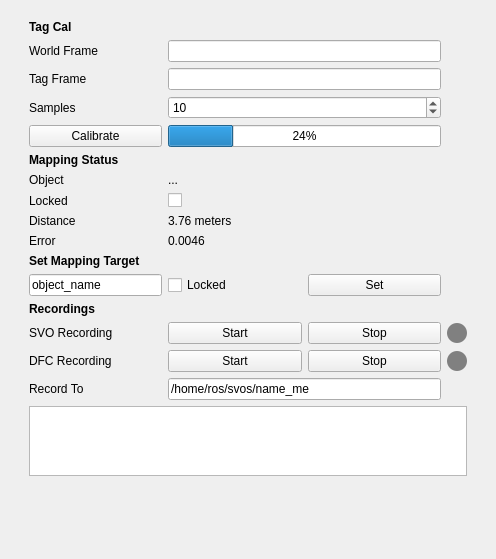
Old version of the form riptide_rviz/riptide_rviz/src/MappingPanel.ui in the repository osu-uwrt/mercury_gui.
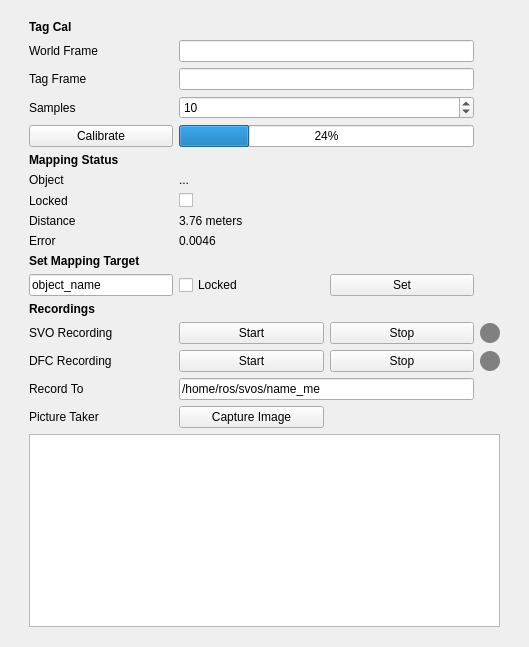
New version of the form.

Commit message: Added capture image, fixed param panel for arrays

What changed in the file:
```diff
--- a/riptide_rviz/riptide_rviz/src/MappingPanel.ui
+++ b/riptide_rviz/riptide_rviz/src/MappingPanel.ui
@@ -6,8 +6,8 @@
    <rect>
     <x>0</x>
     <y>0</y>
-    <width>496</width>
-    <height>559</height>
+    <width>529</width>
+    <height>647</height>
    </rect>
   </property>
   <property name="windowTitle">
@@ -35,31 +35,40 @@
          <property name="bottomMargin">
           <number>0</number>
          </property>
-         <item row="14" column="0">
-          <widget class="QLabel" name="label_12">
+         <item row="20" column="2">
+          <widget class="QPushButton" name="dfcRecordingStopButton">
+           <property name="sizePolicy">
+            <sizepolicy hsizetype="Expanding" vsizetype="Fixed">
+             <horstretch>0</horstretch>
+             <verstretch>0</verstretch>
+            </sizepolicy>
+           </property>
            <property name="text">
-            <string>Error</string>
+            <string>Stop</string>
            </property>
           </widget>
          </item>
-         <item row="5" column="0">
-          <widget class="QLabel" name="label_3">
+         <item row="18" column="0">
+          <widget class="QLabel" name="label_8">
+           <property name="styleSheet">
+            <string notr="true">font-weight: bold</string>
+           </property>
            <property name="text">
-            <string>Samples</string>
+            <string>Recordings</string>
            </property>
           </widget>
          </item>
-         <item row="20" column="1" colspan="2">
-          <widget class="QLineEdit" name="recordDst">
+         <item row="19" column="0">
+          <widget class="QLabel" name="label_4">
            <property name="text">
-            <string>/home/ros/svos/name_me</string>
+            <string>SVO Recording</string>
            </property>
           </widget>
          </item>
-         <item row="11" column="0">
-          <widget class="QLabel" name="label_16">
+         <item row="21" column="0">
+          <widget class="QLabel" name="label_6">
            <property name="text">
-            <string>Locked</string>
+            <string>Record To</string>
            </property>
           </widget>
          </item>
@@ -70,13 +79,44 @@
            </property>
           </widget>
          </item>
-         <item row="17" column="0">
-          <widget class="QLabel" name="label_8">
-           <property name="styleSheet">
-            <string notr="true">font-weight: bold</string>
+         <item row="3" column="0">
+          <widget class="QLabel" name="label_2">
+           <property name="text">
+            <string>Tag Frame</string>
            </property>
+          </widget>
+         </item>
+         <item row="17" column="2">
+          <widget class="QPushButton" name="setMappingTargetButton">
+           <property name="sizePolicy">
+            <sizepolicy hsizetype="Minimum" vsizetype="Expanding">
+             <horstretch>0</horstretch>
+             <verstretch>0</verstretch>
+            </sizepolicy>
+           </property>
            <property name="text">
-            <string>Recordings</string>
+            <string>Set</string>
+           </property>
+          </widget>
+         </item>
+         <item row="14" column="1">
+          <widget class="QLabel" name="mappingTargetError">
+           <property name="text">
+            <string>0.0046</string>
+           </property>
+          </widget>
+         </item>
+         <item row="22" column="1">
+          <widget class="QPushButton" name="captureImageButton">
+           <property name="text">
+            <string>Capture Image</string>
+           </property>
+          </widget>
+         </item>
+         <item row="14" column="0">
+          <widget class="QLabel" name="label_12">
+           <property name="text">
+            <string>Error</string>
            </property>
           </widget>
          </item>
@@ -87,10 +127,74 @@
            </property>
           </widget>
          </item>
-         <item row="7" column="1" colspan="2">
-          <widget class="QProgressBar" name="calibProgress">
-           <property name="value">
-            <number>24</number>
+         <item row="20" column="0">
+          <widget class="QLabel" name="label_5">
+           <property name="text">
+            <string>DFC Recording</string>
+           </property>
+          </widget>
+         </item>
+         <item row="17" column="1">
+          <widget class="QCheckBox" name="desiredLocked">
+           <property name="text">
+            <string>Locked</string>
+           </property>
+           <property name="checkable">
+            <bool>true</bool>
+           </property>
+          </widget>
+         </item>
+         <item row="2" column="1" colspan="2">
+          <widget class="QLineEdit" name="worldFrame"/>
+         </item>
+         <item row="8" column="0">
+          <widget class="QLabel" name="label_9">
+           <property name="styleSheet">
+            <string notr="true">font-weight: bold</string>
+           </property>
+           <property name="text">
+            <string>Mapping Status</string>
+           </property>
+          </widget>
+         </item>
+         <item row="20" column="1">
+          <widget class="QPushButton" name="dfcRecordingStartButton">
+           <property name="text">
+            <string>Start</string>
+           </property>
+          </widget>
+         </item>
+         <item row="22" column="0">
+          <widget class="QLabel" name="label_14">
+           <property name="styleSheet">
+            <string notr="true">font-weight: bold</string>
+           </property>
+           <property name="text">
+            <string>&lt;html&gt;&lt;head/&gt;&lt;body&gt;&lt;p&gt;&lt;span style=&quot; font-weight:400;&quot;&gt;Picture Taker&lt;/span&gt;&lt;/p&gt;&lt;/body&gt;&lt;/html&gt;</string>
+           </property>
+          </widget>
+         </item>
+         <item row="21" column="1" colspan="2">
+          <widget class="QLineEdit" name="recordDst">
+           <property name="text">
+            <string>/home/ros/svos/name_me</string>
+           </property>
+          </widget>
+         </item>
+         <item row="3" column="1" colspan="2">
+          <widget class="QLineEdit" name="tagFrame"/>
+         </item>
+         <item row="17" column="0">
+          <widget class="QLineEdit" name="desiredTargetObject">
+           <property name="text">
+            <string>object_name</string>
+           </property>
+          </widget>
+         </item>
+         <item row="2" column="0">
+          <widget class="QLabel" name="label">
+           <property name="text">
+            <string>World Frame</string>
            </property>
           </widget>
          </item>
@@ -104,7 +208,14 @@
            </property>
           </widget>
          </item>
-         <item row="18" column="2">
+         <item row="7" column="0">
+          <widget class="QPushButton" name="calibButton">
+           <property name="text">
+            <string>Calibrate</string>
+           </property>
+          </widget>
+         </item>
+         <item row="19" column="2">
           <widget class="QPushButton" name="zedSvoStopButton">
            <property name="sizePolicy">
             <sizepolicy hsizetype="Expanding" vsizetype="Fixed">
@@ -117,58 +228,20 @@
            </property>
           </widget>
          </item>
-         <item row="3" column="1" colspan="2">
-          <widget class="QLineEdit" name="tagFrame"/>
-         </item>
-         <item row="2" column="0">
-          <widget class="QLabel" name="label">
-           <property name="text">
-            <string>World Frame</string>
-           </property>
-          </widget>
-         </item>
-         <item row="19" column="0">
-          <widget class="QLabel" name="label_5">
-           <property name="text">
-            <string>DFC Recording</string>
-           </property>
-          </widget>
-         </item>
-         <item row="3" column="0">
-          <widget class="QLabel" name="label_2">
-           <property name="text">
-            <string>Tag Frame</string>
-           </property>
-          </widget>
-         </item>
-         <item row="18" column="0">
-          <widget class="QLabel" name="label_4">
-           <property name="text">
-            <string>SVO Recording</string>
-           </property>
-          </widget>
-         </item>
-         <item row="12" column="1">
-          <widget class="QLabel" name="mappingTargetDist">
-           <property name="text">
-            <string>3.76 meters</string>
-           </property>
-          </widget>
-         </item>
          <item row="19" column="1">
-          <widget class="QPushButton" name="dfcRecordingStartButton">
-           <property name="text">
-            <string>Start</string>
-           </property>
-          </widget>
-         </item>
-         <item row="18" column="1">
           <widget class="QPushButton" name="zedSvoStartButton">
            <property name="text">
             <string>Start</string>
            </property>
           </widget>
          </item>
+         <item row="5" column="0">
+          <widget class="QLabel" name="label_3">
+           <property name="text">
+            <string>Samples</string>
+           </property>
+          </widget>
+         </item>
          <item row="10" column="1">
           <widget class="QLabel" name="mappingTargetObject">
            <property name="sizePolicy">
@@ -182,27 +255,7 @@
            </property>
           </widget>
          </item>
-         <item row="1" column="0">
-          <widget class="QLabel" name="label_7">
-           <property name="styleSheet">
-            <string notr="true">font-weight: bold</string>
-           </property>
-           <property name="text">
-            <string>Tag Cal</string>
-           </property>
-          </widget>
-         </item>
-         <item row="8" column="0">
-          <widget class="QLabel" name="label_9">
-           <property name="styleSheet">
-            <string notr="true">font-weight: bold</string>
-           </property>
-           <property name="text">
-            <string>Mapping Status</string>
-           </property>
-          </widget>
-         </item>
-         <item row="15" column="0">
+         <item row="16" column="0">
           <widget class="QLabel" name="label_13">
            <property name="styleSheet">
             <string notr="true">font-weight: bold</string>
@@ -212,13 +265,10 @@
            </property>
           </widget>
          </item>
-         <item row="2" column="1" colspan="2">
-          <widget class="QLineEdit" name="worldFrame"/>
-         </item>
-         <item row="7" column="0">
-          <widget class="QPushButton" name="calibButton">
+         <item row="12" column="1">
+          <widget class="QLabel" name="mappingTargetDist">
            <property name="text">
-            <string>Calibrate</string>
+            <string>3.76 meters</string>
            </property>
           </widget>
          </item>
@@ -238,20 +288,7 @@
            </property>
           </widget>
          </item>
-         <item row="19" column="2">
-          <widget class="QPushButton" name="dfcRecordingStopButton">
-           <property name="sizePolicy">
-            <sizepolicy hsizetype="Expanding" vsizetype="Fixed">
-             <horstretch>0</horstretch>
-             <verstretch>0</verstretch>
-            </sizepolicy>
-           </property>
-           <property name="text">
-            <string>Stop</string>
-           </property>
-          </widget>
-         </item>
-         <item row="19" column="3">
+         <item row="20" column="3">
           <widget class="QFrame" name="dfcRecordingIndicator">
            <property name="minimumSize">
             <size>
@@ -270,7 +307,31 @@
            </property>
           </widget>
          </item>
-         <item row="18" column="3">
+         <item row="1" column="0">
+          <widget class="QLabel" name="label_7">
+           <property name="styleSheet">
+            <string notr="true">font-weight: bold</string>
+           </property>
+           <property name="text">
+            <string>Tag Cal</string>
+           </property>
+          </widget>
+         </item>
+         <item row="7" column="1" colspan="2">
+          <widget class="QProgressBar" name="calibProgress">
+           <property name="value">
+            <number>24</number>
+           </property>
+          </widget>
+         </item>
+         <item row="11" column="0">
+          <widget class="QLabel" name="label_16">
+           <property name="text">
+            <string>Locked</string>
+           </property>
+          </widget>
+         </item>
+         <item row="19" column="3">
           <widget class="QFrame" name="ffcRecordingIndicator">
            <property name="minimumSize">
             <size>
@@ -289,50 +350,6 @@
            </property>
           </widget>
          </item>
-         <item row="14" column="1">
-          <widget class="QLabel" name="mappingTargetError">
-           <property name="text">
-            <string>0.0046</string>
-           </property>
-          </widget>
-         </item>
-         <item row="20" column="0">
-          <widget class="QLabel" name="label_6">
-           <property name="text">
-            <string>Record To</string>
-           </property>
-          </widget>
-         </item>
-         <item row="16" column="0">
-          <widget class="QLineEdit" name="desiredTargetObject">
-           <property name="text">
-            <string>object_name</string>
-           </property>
-          </widget>
-         </item>
-         <item row="16" column="1">
-          <widget class="QCheckBox" name="desiredLocked">
-           <property name="text">
-            <string>Locked</string>
-           </property>
-           <property name="checkable">
-            <bool>true</bool>
-           </property>
-          </widget>
-         </item>
-         <item row="16" column="2">
-          <widget class="QPushButton" name="setMappingTargetButton">
-           <property name="sizePolicy">
-            <sizepolicy hsizetype="Minimum" vsizetype="Expanding">
-             <horstretch>0</horstretch>
-             <verstretch>0</verstretch>
-            </sizepolicy>
-           </property>
-           <property name="text">
-            <string>Set</string>
-           </property>
-          </widget>
-         </item>
         </layout>
        </widget>
       </item>
@@ -350,6 +367,12 @@
            <property name="enabled">
             <bool>true</bool>
            </property>
+           <property name="sizePolicy">
+            <sizepolicy hsizetype="Expanding" vsizetype="Expanding">
+             <horstretch>0</horstretch>
+             <verstretch>0</verstretch>
+            </sizepolicy>
+           </property>
           </widget>
          </item>
         </layout>
@@ -358,19 +381,6 @@
      </layout>
     </widget>
    </item>
-   <item>
-    <spacer name="verticalSpacer">
-     <property name="orientation">
-      <enum>Qt::Vertical</enum>
-     </property>
-     <property name="sizeHint" stdset="0">
-      <size>
-       <width>20</width>
-       <height>455</height>
-      </size>
-     </property>
-    </spacer>
-   </item>
   </layout>
  </widget>
  <resources/>
```
The commit also changes 3 other files.
